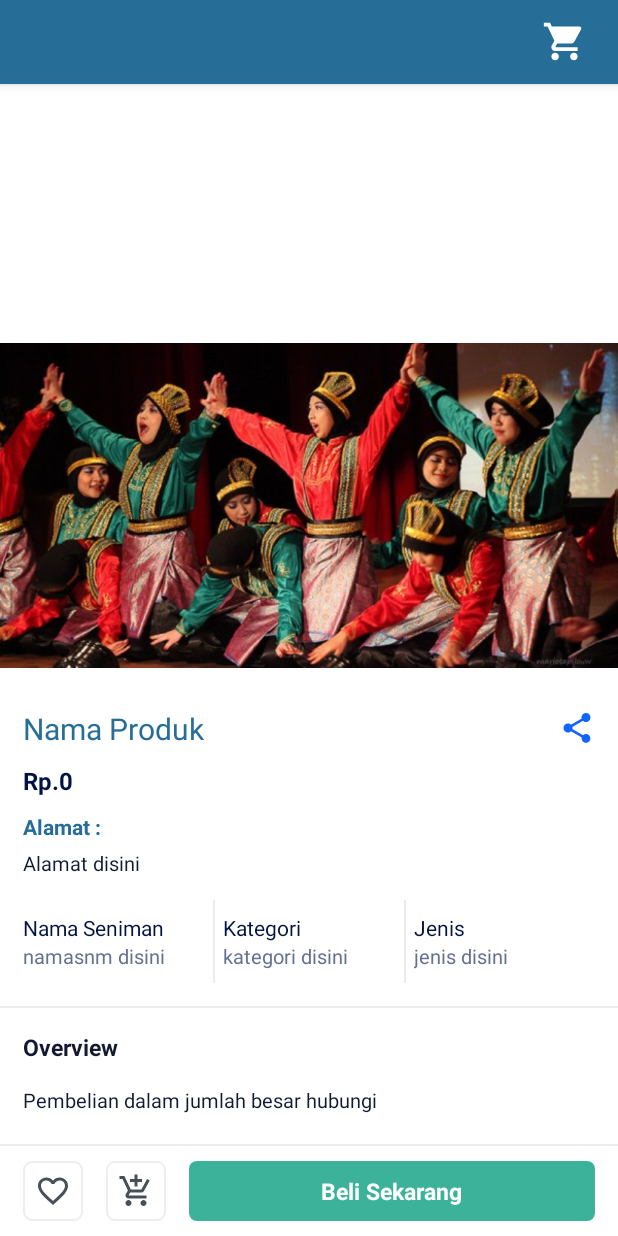
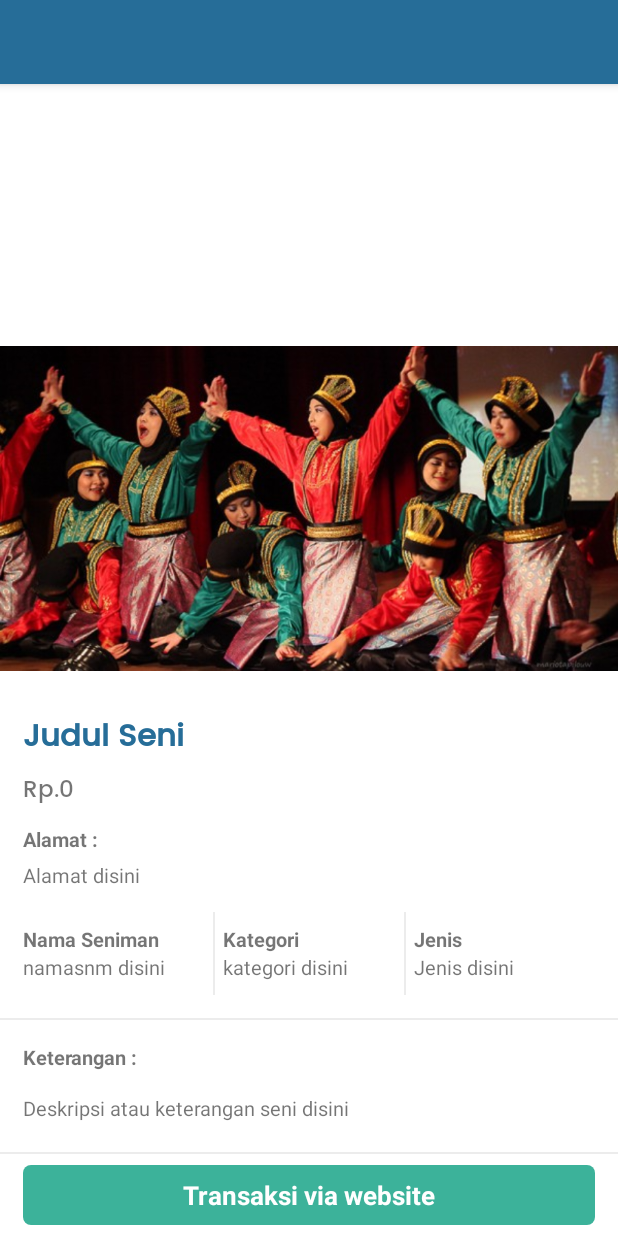
Before and after one commit to mhasan8801/SedayaMobile, an Android app: the layout activity_detail_seni.xml on its own in the app's theme, with its tools: preview values and no code run, on a phone screen of 412 x 824 dp. Run offline under Robolectric (Android 15) with nearby library versions, the phone set to English and light mode, and no system bars.

Commit message:
Perbaikan layout

```diff
--- a/app/src/main/res/layout/activity_detail_seni.xml
+++ b/app/src/main/res/layout/activity_detail_seni.xml
@@ -50,20 +50,21 @@
                             android:layout_width="match_parent"
                             android:layout_height="wrap_content"
                             android:layout_marginRight="10dp"
-                            android:layout_toLeftOf="@+id/btn_share"
                             android:ellipsize="marquee"
-                            android:maxLines="3"
-                            android:text="Nama Produk "
+                            android:fontFamily="@font/poppins_medium"
+                            android:maxLines="1"
+                            android:text="Judul Seni "
                             android:textColor="@color/colorPrimary"
-                            android:textSize="20dp" />
+                            android:textSize="@dimen/_16sdp"
+                            android:textStyle="bold" />
 
-                        <ImageView
-                            android:id="@+id/btn_share"
-                            android:layout_width="wrap_content"
-                            android:layout_height="wrap_content"
-                            android:layout_alignParentRight="true"
-                            android:layout_centerVertical="true"
-                            app:srcCompat="@drawable/ic_baseline_share_24" />
+<!--                        <ImageView-->
+<!--                            android:id="@+id/btn_share"-->
+<!--                            android:layout_width="wrap_content"-->
+<!--                            android:layout_height="wrap_content"-->
+<!--                            android:layout_alignParentRight="true"-->
+<!--                            android:layout_centerVertical="true"-->
+<!--                            app:srcCompat="@drawable/ic_baseline_share_24" />-->
 
                     </RelativeLayout>
 
@@ -72,20 +73,18 @@
                         android:id="@+id/tv_harga"
                         android:layout_width="wrap_content"
                         android:layout_height="wrap_content"
-                        android:layout_marginTop="10dp"
+                        android:layout_marginTop="5dp"
                         android:text="Rp.0"
-                        android:textColor="@color/colorPrimaryDark"
-                        android:textSize="16dp"
-                        android:textStyle="bold" />
+                        android:fontFamily="@font/poppins_medium"
+                        android:textSize="@dimen/_12ssp" />
 
                     <TextView
                         android:layout_width="wrap_content"
                         android:layout_height="wrap_content"
                         android:layout_marginTop="10dp"
                         android:text="Alamat : "
-                        android:textColor="@color/colorPrimary_800"
-                        android:textSize="14dp"
-                        android:textStyle="bold"/>
+                        android:textStyle="bold"
+                        android:textSize="@dimen/_10ssp"/>
 
                     <TextView
                         android:id="@+id/tv_alamat"
@@ -93,8 +92,7 @@
                         android:layout_height="wrap_content"
                         android:layout_marginTop="5dp"
                         android:text="Alamat disini"
-                        android:textColor="@color/dark"
-                        android:textSize="13dp" />
+                        android:textSize="@dimen/_10ssp" />
 
                     <LinearLayout
                         android:layout_width="match_parent"
@@ -113,15 +111,15 @@
                                 android:layout_width="match_parent"
                                 android:layout_height="wrap_content"
                                 android:text="Nama Seniman"
-                                android:textColor="@color/colorPrimaryDark" />
+                                android:textSize="@dimen/_10ssp"
+                                android:textStyle="bold"/>
 
                             <TextView
                                 android:id="@+id/tv_namaseniman"
                                 android:layout_width="match_parent"
                                 android:layout_height="wrap_content"
                                 android:text="namasnm disini"
-                                android:textColor="#657191"
-                                android:textSize="13dp" />
+                                android:textSize="@dimen/_10ssp"/>
 
                         </LinearLayout>
 
@@ -147,15 +145,15 @@
                                     android:layout_width="match_parent"
                                     android:layout_height="wrap_content"
                                     android:text="Kategori "
-                                    android:textColor="@color/colorPrimaryDark" />
+                                    android:textSize="@dimen/_10ssp"
+                                    android:textStyle="bold" />
 
                                 <TextView
                                     android:id="@+id/tv_kategori"
                                     android:layout_width="match_parent"
                                     android:layout_height="wrap_content"
                                     android:text="kategori disini"
-                                    android:textColor="#657191"
-                                    android:textSize="13dp" />
+                                    android:textSize="@dimen/_10ssp"/>
 
                             </LinearLayout>
 
@@ -182,16 +180,17 @@
                                 <TextView
                                     android:layout_width="match_parent"
                                     android:layout_height="wrap_content"
-                                    android:text="Jenis"
-                                    android:textColor="@color/colorPrimaryDark" />
+                                    android:text="Jenis "
+                                    android:textSize="@dimen/_10ssp"
+                                    android:textStyle="bold" />
 
                                 <TextView
                                     android:id="@+id/tv_jenis"
                                     android:layout_width="match_parent"
                                     android:layout_height="wrap_content"
-                                    android:text="jenis disini"
-                                    android:textColor="#657191"
-                                    android:textSize="13dp" />
+                                    android:text="Jenis disini"
+                                    android:maxLines="1"
+                                    android:textSize="@dimen/_10ssp"/>
 
                             </LinearLayout>
 
@@ -210,9 +209,8 @@
                     android:layout_width="wrap_content"
                     android:layout_height="wrap_content"
                     android:layout_margin="15dp"
-                    android:text="Overview"
-                    android:textColor="@color/dark"
-                    android:textSize="15dp"
+                    android:text="Keterangan :"
+                    android:textSize="@dimen/_10ssp"
                     android:textStyle="bold" />
 
                 <TextView
@@ -220,9 +218,8 @@
                     android:layout_width="match_parent"
                     android:layout_height="wrap_content"
                     android:layout_marginHorizontal="15dp"
-                    android:text="Pembelian dalam jumlah besar hubungi"
-                    android:textColor="@color/dark"
-                    android:textSize="13dp" />
+                    android:text="Deskripsi atau keterangan seni disini"
+                    android:textSize="@dimen/_10ssp" />
 
                 <View
                     android:layout_width="match_parent"
@@ -260,54 +257,54 @@
         <LinearLayout
             android:id="@+id/div_footer"
             android:layout_width="match_parent"
-            android:layout_height="wrap_content"
+            android:layout_height="@dimen/_42sdp"
             android:layout_alignParentBottom="true"
             android:orientation="horizontal"
             android:paddingHorizontal="15dp"
-            android:paddingVertical="10dp">
+            android:paddingVertical="7dp">
 
-            <RelativeLayout
-                android:id="@+id/btn_favorit"
-                android:layout_width="wrap_content"
-                android:layout_height="wrap_content"
-                android:background="@drawable/bg_btn_keranjang">
+<!--            <RelativeLayout-->
+<!--                android:id="@+id/btn_favorit"-->
+<!--                android:layout_width="wrap_content"-->
+<!--                android:layout_height="wrap_content"-->
+<!--                android:background="@drawable/bg_btn_keranjang">-->
 
-                <ImageView
-                    android:layout_width="wrap_content"
-                    android:layout_height="wrap_content"
-                    android:layout_margin="8dp"
-                    app:srcCompat="@drawable/ic_baseline_favorite_border_24" />
+<!--                <ImageView-->
+<!--                    android:layout_width="wrap_content"-->
+<!--                    android:layout_height="wrap_content"-->
+<!--                    android:layout_margin="8dp"-->
+<!--                    app:srcCompat="@drawable/ic_baseline_favorite_border_24" />-->
 
-            </RelativeLayout>
+<!--            </RelativeLayout>-->
 
-            <RelativeLayout
-                android:id="@+id/btn_keranjang"
-                android:layout_width="wrap_content"
-                android:layout_height="wrap_content"
-                android:layout_marginLeft="15dp"
-                android:background="@drawable/bg_btn_keranjang">
+<!--            <RelativeLayout-->
+<!--                android:id="@+id/btn_keranjang"-->
+<!--                android:layout_width="wrap_content"-->
+<!--                android:layout_height="wrap_content"-->
+<!--                android:layout_marginLeft="15dp"-->
+<!--                android:background="@drawable/bg_btn_keranjang">-->
 
-                <ImageView
-                    android:layout_width="wrap_content"
-                    android:layout_height="wrap_content"
-                    android:layout_margin="8dp"
-                    app:srcCompat="@drawable/ic_baseline_add_shopping_cart_24" />
+<!--                <ImageView-->
+<!--                    android:layout_width="wrap_content"-->
+<!--                    android:layout_height="wrap_content"-->
+<!--                    android:layout_margin="8dp"-->
+<!--                    app:srcCompat="@drawable/ic_baseline_add_shopping_cart_24" />-->
 
-            </RelativeLayout>
+<!--            </RelativeLayout>-->
 
             <RelativeLayout
                 android:layout_width="match_parent"
                 android:layout_height="match_parent"
-                android:layout_marginLeft="15dp"
+                android:layout_gravity="center_vertical"
                 android:background="@drawable/bg_btn_beli">
 
                 <TextView
                     android:layout_width="wrap_content"
                     android:layout_height="wrap_content"
                     android:layout_centerInParent="true"
-                    android:text="Beli Sekarang"
+                    android:text="Transaksi via website"
                     android:textColor="@color/white"
-                    android:textSize="15dp"
+                    android:textSize="17dp"
                     android:textStyle="bold" />
 
             </RelativeLayout>
--- a/app/src/main/res/layout/activity_masuk.xml
+++ b/app/src/main/res/layout/activity_masuk.xml
@@ -16,10 +16,10 @@
         <TextView
             android:id="@+id/tulisan"
             android:textColor="@color/colorPrimary"
-            android:textSize="@dimen/_12ssp"
+            android:textSize="@dimen/_14ssp"
             android:layout_width="wrap_content"
             android:layout_height="wrap_content"
-            android:text="Selamat datang di"/>
+            android:text="Mari bergabung bersama kami"/>
 
         <TextView
             android:textColor="@color/colorPrimary"
@@ -41,7 +41,7 @@
             android:layout_marginTop="@dimen/_18sdp"
             android:layout_width="@dimen/_130sdp"
             android:textColor="@color/white"
-            android:layout_height="40dp"
+            android:layout_height="@dimen/_30sdp"
             android:text="Masuk"/>
 
         <Button
--- a/app/src/main/res/layout/fragment_home.xml
+++ b/app/src/main/res/layout/fragment_home.xml
@@ -54,19 +54,20 @@
                 <TextView
                     android:layout_width="wrap_content"
                     android:layout_height="wrap_content"
-                    android:text="Rekomendasi untuk anda"
+                    android:text="Seni terbaru"
                     android:textColor="@color/black"
                     android:textSize="@dimen/_15sdp"
                     android:textStyle="bold" />
 
                 <TextView
+                    android:id="@+id/tv_lihatsemua"
                     android:layout_width="wrap_content"
                     android:layout_height="wrap_content"
                     android:layout_alignParentEnd="true"
                     android:layout_centerVertical="true"
                     android:text="Lihat Semua"
                     android:textColor="@color/colorPrimary_700"
-                    android:textSize="@dimen/_13sdp"
+                    android:textSize="@dimen/_11sdp"
                     android:textStyle="bold" />
 
             </RelativeLayout>
--- a/app/src/main/res/layout/item_seni.xml
+++ b/app/src/main/res/layout/item_seni.xml
@@ -5,7 +5,7 @@
     xmlns:tools="http://schemas.android.com/tools"
     android:layout_width="@dimen/_110sdp"
     android:layout_height="wrap_content"
-    android:layout_marginLeft="@dimen/_15sdp"
+    android:layout_marginLeft="@dimen/_5sdp"
     android:layout_marginVertical="@dimen/_2sdp">
 
     <com.google.android.material.card.MaterialCardView
--- a/app/src/main/res/layout/toolbar_custom.xml
+++ b/app/src/main/res/layout/toolbar_custom.xml
@@ -27,12 +27,12 @@
             android:layout_centerVertical="true"
             android:layout_marginRight="15dp">
 
-            <ImageView
-                android:id="@+id/img"
-                android:layout_width="30dp"
-                android:layout_height="30dp"
-                android:layout_centerInParent="true"
-                app:srcCompat="@drawable/ic_baseline_shopping_cart_24" />
+<!--            <ImageView-->
+<!--                android:id="@+id/img"-->
+<!--                android:layout_width="30dp"-->
+<!--                android:layout_height="30dp"-->
+<!--                android:layout_centerInParent="true"-->
+<!--                app:srcCompat="@drawable/ic_baseline_shopping_cart_24" />-->
 
             <RelativeLayout
                 android:id="@+id/div_angka"
--- a/app/src/main/res/menu/bottom_nav_menu.xml
+++ b/app/src/main/res/menu/bottom_nav_menu.xml
@@ -8,8 +8,8 @@
 
     <item
         android:id="@+id/navigation_keranjang"
-        android:icon="@drawable/ic_baseline_shopping_cart_24"
-        android:title="Keranjang" />
+        android:icon="@drawable/ic_baseline_subject_24"
+        android:title="Seni" />
 
     <item
         android:id="@+id/navigation_akun"
```
Also changed, not shown: app/src/main/java/com/app/sedaya/adapter/AdapterSeniSemua.kt (+7 -0 lines), app/src/main/java/com/app/sedaya/fragment/HomeFragment.kt (+7 -0 lines), app/src/main/res/drawable/ic_baseline_subject_24.xml (added, +10 -0 lines), app/src/main/res/layout/item_senisemua.xml (+7 -8 lines), app/src/main/res/layout/layout_home_member.xml (+20 -16 lines), app/src/main/res/drawable-v24/asset_slider2.jpg (added), app/src/main/res/drawable-v24/asset_slider3.jpg (added), app/src/main/res/drawable-v24/slider1.jpg (added), app/src/main/res/drawable-v24/slider2.jpg (added), app/src/main/res/drawable-v24/slider3.jpg (added).
